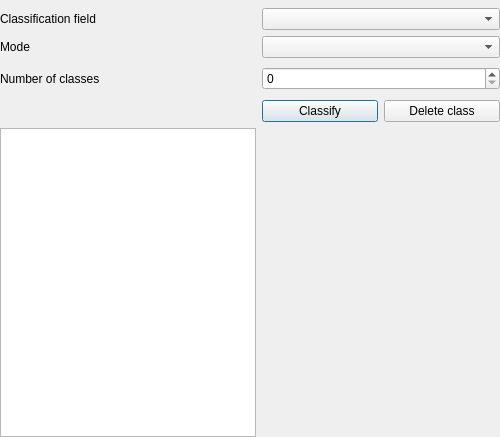
The window that qgis/src/ui/qgsgraduatedsymboldialogbase.ui (sourcepole/qgis) describes before a commit, drawn with Qt 5.
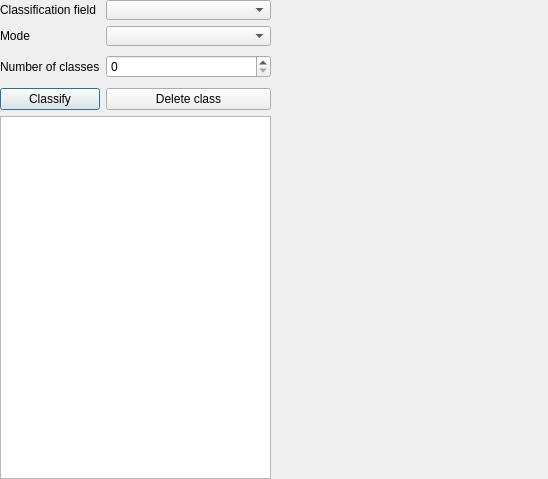
The same window after the commit. The open tabs and pages were chosen to show the change.

```diff
--- a/qgis/src/ui/qgsgraduatedsymboldialogbase.ui
+++ b/qgis/src/ui/qgsgraduatedsymboldialogbase.ui
@@ -1,73 +1,68 @@
 <ui version="4.0" >
  <class>QgsGraduatedSymbolDialogBase</class>
- <widget class="QDialog" name="QgsGraduatedSymbolDialogBase" >
-  <property name="geometry" >
+ <widget class="QDialog" name="QgsGraduatedSymbolDialogBase">
+  <property name="geometry">
    <rect>
     <x>0</x>
     <y>0</y>
-    <width>500</width>
-    <height>437</height>
+    <width>548</width>
+    <height>479</height>
    </rect>
   </property>
-  <property name="minimumSize" >
+  <property name="minimumSize">
    <size>
     <width>300</width>
     <height>100</height>
    </size>
   </property>
-  <property name="maximumSize" >
+  <property name="maximumSize">
    <size>
     <width>32767</width>
     <height>32767</height>
    </size>
   </property>
-  <property name="windowTitle" >
+  <property name="windowTitle">
    <string>graduated Symbol</string>
   </property>
-  <layout class="QGridLayout" >
-   <property name="leftMargin" >
+  <layout class="QGridLayout" name="gridLayout_2">
+   <property name="margin">
     <number>0</number>
    </property>
-   <property name="topMargin" >
-    <number>8</number>
-   </property>
-   <property name="rightMargin" >
-    <number>0</number>
-   </property>
-   <property name="bottomMargin" >
-    <number>0</number>
-   </property>
-   <item row="0" column="0" >
-    <widget class="QLabel" name="classvarlabel" >
-     <property name="sizePolicy" >
-      <sizepolicy vsizetype="Preferred" hsizetype="Minimum" >
+   <item row="0" column="0">
+    <layout class="QHBoxLayout" name="horizontalLayout">
+     <item>
+      <layout class="QGridLayout" name="gridLayout">
+       <item row="0" column="0">
+        <widget class="QLabel" name="classvarlabel">
+         <property name="sizePolicy">
+          <sizepolicy hsizetype="Minimum" vsizetype="Preferred">
        <horstretch>0</horstretch>
        <verstretch>0</verstretch>
       </sizepolicy>
      </property>
-     <property name="minimumSize" >
+         <property name="minimumSize">
       <size>
        <width>0</width>
        <height>20</height>
       </size>
      </property>
-     <property name="text" >
+         <property name="text">
       <string>Classification field</string>
      </property>
-     <property name="alignment" >
+         <property name="alignment">
       <set>Qt::AlignLeading|Qt::AlignLeft|Qt::AlignVCenter</set>
      </property>
     </widget>
    </item>
-   <item row="0" column="1" >
-    <widget class="QComboBox" name="classificationComboBox" >
-     <property name="sizePolicy" >
-      <sizepolicy vsizetype="Fixed" hsizetype="Expanding" >
+       <item row="0" column="1">
+        <widget class="QComboBox" name="classificationComboBox">
+         <property name="sizePolicy">
+          <sizepolicy hsizetype="Expanding" vsizetype="Fixed">
        <horstretch>0</horstretch>
        <verstretch>0</verstretch>
       </sizepolicy>
      </property>
-     <property name="minimumSize" >
+         <property name="minimumSize">
       <size>
        <width>0</width>
        <height>20</height>
@@ -75,37 +70,37 @@
      </property>
     </widget>
    </item>
-   <item row="1" column="0" >
-    <widget class="QLabel" name="modelabel" >
-     <property name="sizePolicy" >
-      <sizepolicy vsizetype="Preferred" hsizetype="Minimum" >
+       <item row="1" column="0">
+        <widget class="QLabel" name="modelabel">
+         <property name="sizePolicy">
+          <sizepolicy hsizetype="Minimum" vsizetype="Preferred">
        <horstretch>0</horstretch>
        <verstretch>0</verstretch>
       </sizepolicy>
      </property>
-     <property name="minimumSize" >
+         <property name="minimumSize">
       <size>
        <width>0</width>
        <height>20</height>
       </size>
      </property>
-     <property name="text" >
+         <property name="text">
       <string>Mode</string>
      </property>
-     <property name="alignment" >
+         <property name="alignment">
       <set>Qt::AlignLeading|Qt::AlignLeft|Qt::AlignVCenter</set>
      </property>
     </widget>
    </item>
-   <item row="1" column="1" >
-    <widget class="QComboBox" name="modeComboBox" >
-     <property name="sizePolicy" >
-      <sizepolicy vsizetype="Fixed" hsizetype="Expanding" >
+       <item row="1" column="1">
+        <widget class="QComboBox" name="modeComboBox">
+         <property name="sizePolicy">
+          <sizepolicy hsizetype="Expanding" vsizetype="Fixed">
        <horstretch>0</horstretch>
        <verstretch>0</verstretch>
       </sizepolicy>
      </property>
-     <property name="minimumSize" >
+         <property name="minimumSize">
       <size>
        <width>0</width>
        <height>20</height>
@@ -113,37 +108,37 @@
      </property>
     </widget>
    </item>
-   <item row="2" column="0" >
-    <widget class="QLabel" name="numberofclasseslabel" >
-     <property name="sizePolicy" >
-      <sizepolicy vsizetype="Preferred" hsizetype="Minimum" >
+       <item row="2" column="0">
+        <widget class="QLabel" name="numberofclasseslabel">
+         <property name="sizePolicy">
+          <sizepolicy hsizetype="Minimum" vsizetype="Preferred">
        <horstretch>0</horstretch>
        <verstretch>0</verstretch>
       </sizepolicy>
      </property>
-     <property name="minimumSize" >
+         <property name="minimumSize">
       <size>
        <width>0</width>
        <height>30</height>
       </size>
      </property>
-     <property name="text" >
+         <property name="text">
       <string>Number of classes</string>
      </property>
-     <property name="alignment" >
+         <property name="alignment">
       <set>Qt::AlignLeading|Qt::AlignLeft|Qt::AlignVCenter</set>
      </property>
     </widget>
    </item>
-   <item row="2" column="1" >
-    <widget class="QSpinBox" name="numberofclassesspinbox" >
-     <property name="sizePolicy" >
-      <sizepolicy vsizetype="Fixed" hsizetype="Expanding" >
+       <item row="2" column="1">
+        <widget class="QSpinBox" name="numberofclassesspinbox">
+         <property name="sizePolicy">
+          <sizepolicy hsizetype="Expanding" vsizetype="Fixed">
        <horstretch>0</horstretch>
        <verstretch>0</verstretch>
       </sizepolicy>
      </property>
-     <property name="minimumSize" >
+         <property name="minimumSize">
       <size>
        <width>0</width>
        <height>20</height>
@@ -151,74 +146,58 @@
      </property>
     </widget>
    </item>
-   <item row="3" column="0" >
-    <spacer>
-     <property name="orientation" >
-      <enum>Qt::Horizontal</enum>
-     </property>
-     <property name="sizeType" >
-      <enum>QSizePolicy::Minimum</enum>
-     </property>
-     <property name="sizeHint" >
-      <size>
-       <width>40</width>
-       <height>20</height>
-      </size>
-     </property>
-    </spacer>
-   </item>
-   <item row="3" column="1" >
-    <layout class="QHBoxLayout" >
-     <item>
-      <widget class="QPushButton" name="mClassifyButton" >
-       <property name="sizePolicy" >
-        <sizepolicy vsizetype="Fixed" hsizetype="Minimum" >
+       <item row="3" column="0">
+        <widget class="QPushButton" name="mClassifyButton">
+         <property name="sizePolicy">
+          <sizepolicy hsizetype="Minimum" vsizetype="Fixed">
          <horstretch>0</horstretch>
          <verstretch>0</verstretch>
         </sizepolicy>
        </property>
-       <property name="text" >
+         <property name="text">
         <string>Classify</string>
        </property>
       </widget>
      </item>
-     <item>
-      <widget class="QPushButton" name="mDeleteClassButton" >
-       <property name="text" >
+       <item row="3" column="1">
+        <widget class="QPushButton" name="mDeleteClassButton">
+         <property name="text">
         <string>Delete class</string>
        </property>
       </widget>
      </item>
     </layout>
    </item>
-   <item row="4" column="0" >
-    <widget class="QListWidget" name="mClassListWidget" >
-     <property name="sizePolicy" >
-      <sizepolicy vsizetype="Expanding" hsizetype="Minimum" >
+    </layout>
+   </item>
+   <item row="0" column="1" rowspan="2">
+    <widget class="QStackedWidget" name="mSymbolWidgetStack">
+     <property name="sizePolicy">
+      <sizepolicy hsizetype="Expanding" vsizetype="Preferred">
        <horstretch>0</horstretch>
        <verstretch>0</verstretch>
       </sizepolicy>
      </property>
+     <property name="currentIndex">
+      <number>0</number>
+     </property>
+     <widget class="QWidget" name="page"/>
+     <widget class="QWidget" name="page_2"/>
     </widget>
    </item>
-   <item row="4" column="1" >
-    <widget class="QStackedWidget" name="mSymbolWidgetStack" >
-     <property name="sizePolicy" >
-      <sizepolicy vsizetype="Preferred" hsizetype="Expanding" >
+   <item row="1" column="0">
+    <widget class="QListWidget" name="mClassListWidget">
+     <property name="sizePolicy">
+      <sizepolicy hsizetype="Minimum" vsizetype="Expanding">
        <horstretch>0</horstretch>
        <verstretch>0</verstretch>
       </sizepolicy>
      </property>
-     <property name="currentIndex" >
-      <number>1</number>
-     </property>
-     <widget class="QWidget" name="page" />
-     <widget class="QWidget" name="page_2" />
     </widget>
    </item>
   </layout>
  </widget>
- <layoutdefault spacing="6" margin="11" />
+ <layoutdefault spacing="6" margin="11"/>
  <tabstops>
   <tabstop>classificationComboBox</tabstop>
   <tabstop>modeComboBox</tabstop>
```
Left out of the diff: 4 changed lines with no effect on the pictures. Lines whose indentation alone changed are shown as unchanged.
